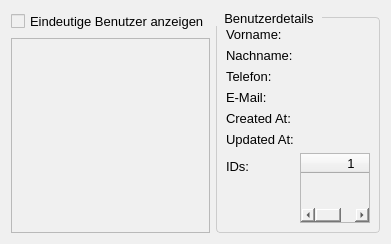
CodeName-666/VDataParser, file src/ui/design/user_info.ui: the form before one commit.
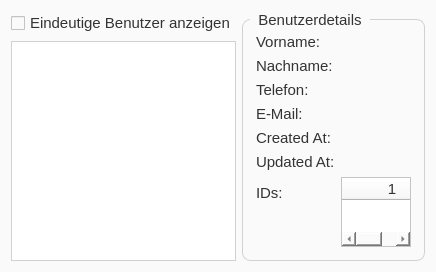
The form after the commit.

Commit message: style: modernize user info ui

What changed in the file:
```diff
--- a/src/ui/design/user_info.ui
+++ b/src/ui/design/user_info.ui
@@ -14,11 +14,13 @@
    <string>Benutzerübersicht</string>
   </property>
   <property name="styleSheet">
-   <string>QWidget { font-family: "Segoe UI", sans-serif; font-size: 10pt; background-color: #f0f0f0; }
-QPushButton { border: none; padding: 6px 12px; border-radius: 4px; background-color: #0078d7; color: white; }
-QPushButton:hover { background-color: #005a9e; }
-QGroupBox { border: 1px solid #cccccc; border-radius: 4px; margin-top: 6px; }
-QGroupBox::title { subcontrol-origin: margin; subcontrol-position: top left; padding: 0 6px; }</string>
+   <string>QWidget { font-family: "Segoe UI", sans-serif; font-size: 11pt; background-color: #fafafa; color: #333; }
+QPushButton { border: none; padding: 8px 16px; border-radius: 6px; background-color: #2d89ef; color: white; }
+QPushButton:hover { background-color: #1b68c7; }
+QGroupBox { border: 1px solid #d1d1d1; border-radius: 8px; margin-top: 8px; padding: 4px; }
+QGroupBox::title { subcontrol-origin: margin; left: 8px; padding: 0 6px; font-weight: bold; }
+QListWidget { background: white; border: 1px solid #d1d1d1; }
+QTableWidget { background: white; gridline-color: #d1d1d1; }</string>
   </property>
   <layout class="QHBoxLayout" name="horizontalLayout">
    <item>
@@ -69,6 +71,9 @@
         <property name="text">
          <string/>
         </property>
+        <property name="styleSheet">
+         <string>font-weight: bold;</string>
+        </property>
        </widget>
       </item>
       <item row="1" column="0">
@@ -83,6 +88,9 @@
         <property name="text">
          <string/>
         </property>
+        <property name="styleSheet">
+         <string>font-weight: bold;</string>
+        </property>
        </widget>
       </item>
       <item row="2" column="0">
@@ -97,6 +105,9 @@
         <property name="text">
          <string/>
         </property>
+        <property name="styleSheet">
+         <string>font-weight: bold;</string>
+        </property>
        </widget>
       </item>
       <item row="3" column="0">
@@ -111,6 +122,9 @@
         <property name="text">
          <string/>
         </property>
+        <property name="styleSheet">
+         <string>font-weight: bold;</string>
+        </property>
        </widget>
       </item>
       <item row="4" column="0">
@@ -125,6 +139,9 @@
         <property name="text">
          <string/>
         </property>
+        <property name="styleSheet">
+         <string>font-weight: bold;</string>
+        </property>
        </widget>
       </item>
       <item row="5" column="0">
@@ -139,6 +156,9 @@
         <property name="text">
          <string/>
         </property>
+        <property name="styleSheet">
+         <string>font-weight: bold;</string>
+        </property>
        </widget>
       </item>
       <item row="6" column="0">
```
Lines whose indentation alone changed are shown as unchanged. The commit also changes 1 other file.
